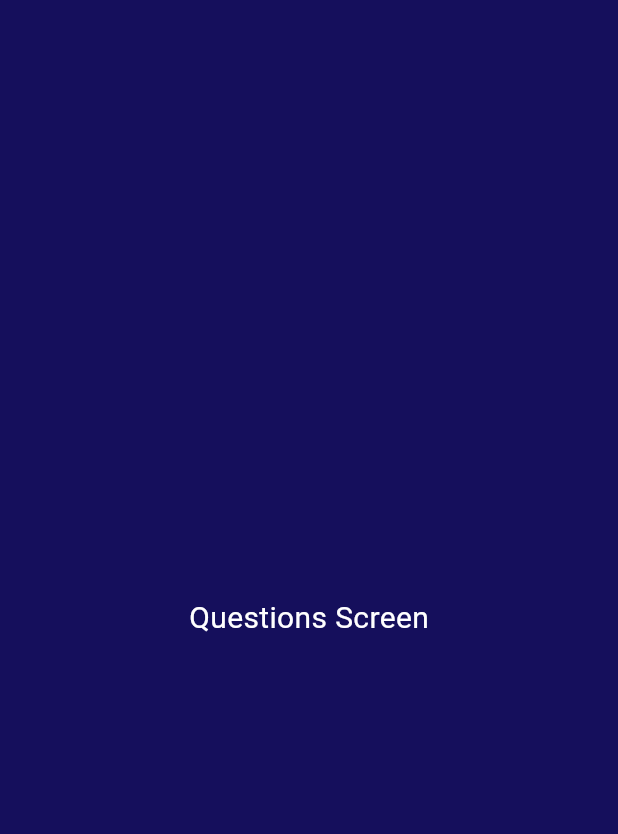
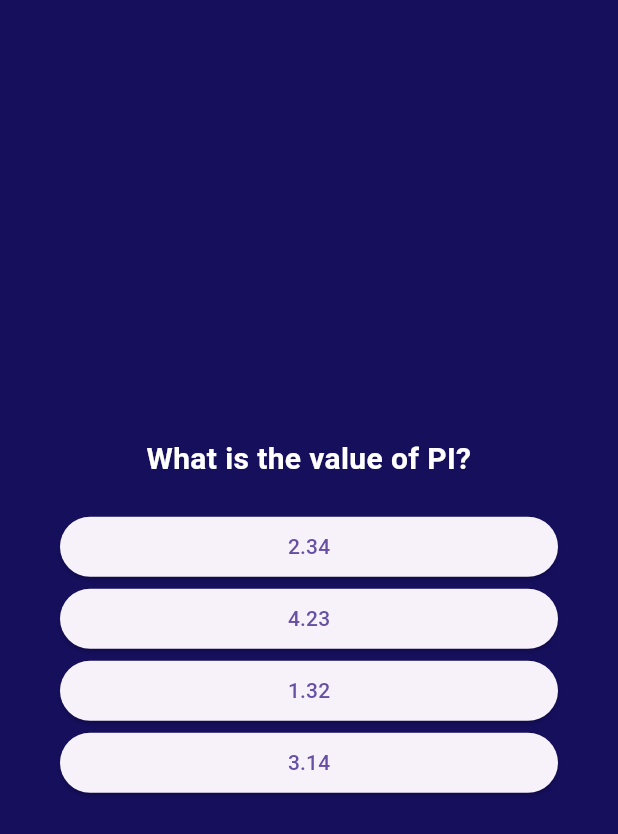
Before and after one commit to Kavin-VP/Flutter-Projects, a Flutter app: the screen it shows after launch, after a tap on "Start Quiz", on a phone screen of 412 x 824 dp. Shown: the top 834 px of the screen. Run offline on Flutter 3.47's test engine with Material 3 defaults, Android fonts, the phone set to English and light mode, and no system bars; our stand-ins replace google_fonts.

Commit message:
multiple screens

```diff
--- /dev/null
+++ b/quiz_application/lib/answer_button.dart
@@ -0,0 +1,16 @@
+import 'package:flutter/material.dart';
+
+class AnswerButton extends StatelessWidget{
+  const AnswerButton(this.answerText,this.onTap,{super.key});
+
+  final String answerText;
+  final Function onTap;
+  @override
+  Widget build(context)
+  {
+    return ElevatedButton(onPressed: (){
+      onTap();
+    },
+     child: Text(answerText),);
+  }
+}
--- /dev/null
+++ b/quiz_application/lib/data/questions.dart
@@ -0,0 +1,34 @@
+import '../../models/quiz_questions.dart';
+
+const questions = [
+  QuizQuestion('What is the value of PI?', [
+    '3.14',
+    '2.34',
+    '1.32',
+    '4.23',
+  ],),
+  QuizQuestion('Which of the following data structures uses the concept of "first in, first out" (FIFO)?', [
+    'Queue',
+    'Stack',
+    'LinkedList',
+    'Tree',
+  ],),
+  QuizQuestion('What does SQL stand for?', [
+    'Structured Query Language',
+    'Simple Query Language',
+    'System Query Logic',
+    'Sequential Query Language',
+  ],),
+  QuizQuestion('What is the time complexity of accessing an element in an array by index?', [
+    'O(n)',
+    'O(log n)',
+    'O(1)',
+    'O(n log n)',
+  ],),
+  QuizQuestion('Which of the following is NOT a valid HTTP method?', [
+    'FETCH',
+    'POST',
+    'PATCH',
+    'GET',
+  ],),
+];
--- /dev/null
+++ b/quiz_application/lib/models/quiz_questions.dart
@@ -0,0 +1,13 @@
+class QuizQuestion{
+
+  const QuizQuestion(this.question,this.answers);
+  final String question;
+  final List<String> answers;
+
+  List<String> getShuffledAnswers()
+  {
+    final shuffledList = List.of(answers);
+    shuffledList.shuffle();
+    return shuffledList;
+  }
+}
--- a/quiz_application/lib/question_screen.dart
+++ b/quiz_application/lib/question_screen.dart
@@ -1,7 +1,10 @@
 import 'package:flutter/material.dart';
-
+import 'package:google_fonts/google_fonts.dart';
+import 'package:quiz_application/answer_button.dart';
+import 'package:quiz_application/data/questions.dart';
 class QuestionScreen extends StatefulWidget {
-  const QuestionScreen({super.key});
+  const QuestionScreen(this.addChoosedAnswer,{super.key});
+  final Function addChoosedAnswer;
   @override
   State<StatefulWidget> createState() {
     return _QuestionScreenState();
@@ -9,17 +12,50 @@ class QuestionScreen extends StatefulWidget {
 }
 
 class _QuestionScreenState extends State<QuestionScreen> {
+
+  var currentQuestionIndex=0;
+  void changeQuestionIndex(String answer)
+  {
+    widget.addChoosedAnswer(answer);
+    setState(() {
+      currentQuestionIndex++;
+    });
+  }
   @override
   Widget build(context) {
-    return const Scaffold(
-      backgroundColor: Color.fromARGB(255, 21, 15, 92),
-      body: Center(
-        child: Text(
-          'Questions Screen',
-          style: TextStyle(
-            fontSize: 20,
-            color: Colors.white,
-          ),
+    var currentQuestion = questions[currentQuestionIndex];
+    return  SizedBox(
+      width: double.infinity,
+      child: Container(
+        margin: const EdgeInsets.all(40.0),
+        child: Column(
+          mainAxisAlignment: MainAxisAlignment.center,
+          crossAxisAlignment: CrossAxisAlignment.stretch,
+          children: [
+           Text(
+              currentQuestion.question,
+              // style: GoogleFonts.lato(
+              //   color: Colors.white,
+              //   fontSize: 20.0,
+              //   fontWeight: FontWeight.bold,
+              // ),
+              style: const TextStyle(
+                color:Colors.white,
+                fontSize: 20.0,
+                fontWeight: FontWeight.bold,
+              ),
+              textAlign: TextAlign.center,
+            ),
+            const SizedBox(
+              height: 20,
+            ),
+            ...currentQuestion.getShuffledAnswers().map((item){
+              return AnswerButton(item,
+                (){
+                  changeQuestionIndex(item);
+                });
+            }),
+                    ],
         ),
       ),
     );
--- a/quiz_application/lib/quiz.dart
+++ b/quiz_application/lib/quiz.dart
@@ -1,5 +1,7 @@
 import 'package:flutter/material.dart';
+import 'package:quiz_application/data/questions.dart';
 import 'package:quiz_application/question_screen.dart';
+import 'package:quiz_application/result_screen.dart';
 import 'package:quiz_application/start_screen.dart';
 
 class Quiz extends StatefulWidget {
@@ -12,8 +14,9 @@ class Quiz extends StatefulWidget {
 }
 
 class _QuizState extends State<Quiz> {
-  Widget? activeScreen;
+  Widget?activeScreen;
 
+  final List<String> choosedAnswers = [];
   @override
   void initState() {
     activeScreen = StartScreen(changeScreen);
@@ -22,10 +25,32 @@ class _QuizState extends State<Quiz> {
 
   void changeScreen() {
     setState(() {
-      activeScreen = const QuestionScreen();
+      activeScreen = QuestionScreen(addChoosedAnswer);
     });
   }
 
+  void addChoosedAnswer(String answer)
+  {
+    choosedAnswers.add(answer);
+
+    if(choosedAnswers.length==questions.length)
+    {
+      setState(() {
+        activeScreen=ResultScreen(chosenAnswers: choosedAnswers);
+      });
+
+      //choosedAnswers.clear();
+    }
+    //print(choosedAnswers);
+  }
+
+  void retryQuiz()
+  {
+    setState(() {
+      choosedAnswers.clear();
+      activeScreen=QuestionScreen(addChoosedAnswer);
+    });
+  }
   @override
   Widget build(context) {
     return MaterialApp(
--- a/quiz_application/pubspec.yaml
+++ b/quiz_application/pubspec.yaml
@@ -35,6 +35,7 @@ dependencies:
   # The following adds the Cupertino Icons font to your application.
   # Use with the CupertinoIcons class for iOS style icons.
   cupertino_icons: ^1.0.8
+  google_fonts: ^6.2.1
 
 dev_dependencies:
   flutter_test:
@@ -61,6 +62,7 @@ flutter:
   # To add assets to your application, add an assets section, like this:
   assets:
     - assets/images/quiz-logo.png
+    - data/questions.dart
 
   # An image asset can refer to one or more resolution-specific "variants", see
   # https://flutter.dev/to/resolution-aware-images
```
Also changed, not shown: quiz_application/lib/question_summary.dart (added, +72 -0 lines), quiz_application/lib/result_screen.dart (added, +68 -0 lines), quiz_application/pubspec.lock, 2 other files.
